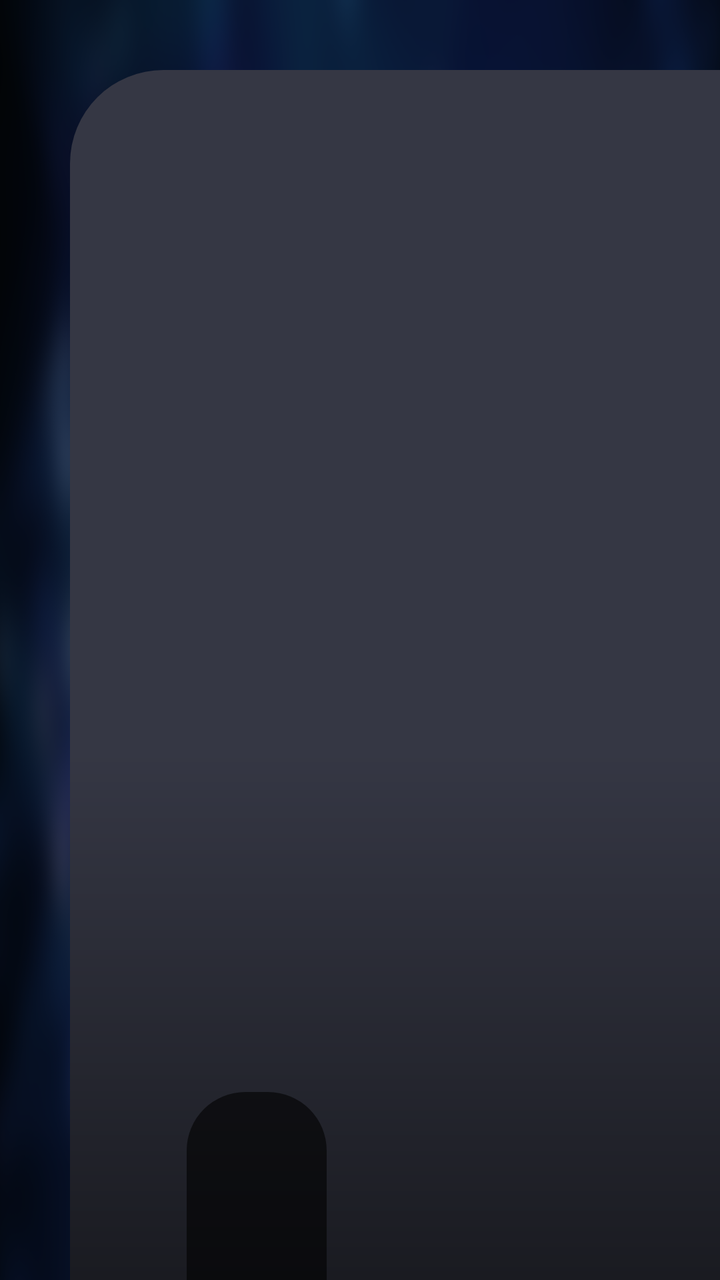
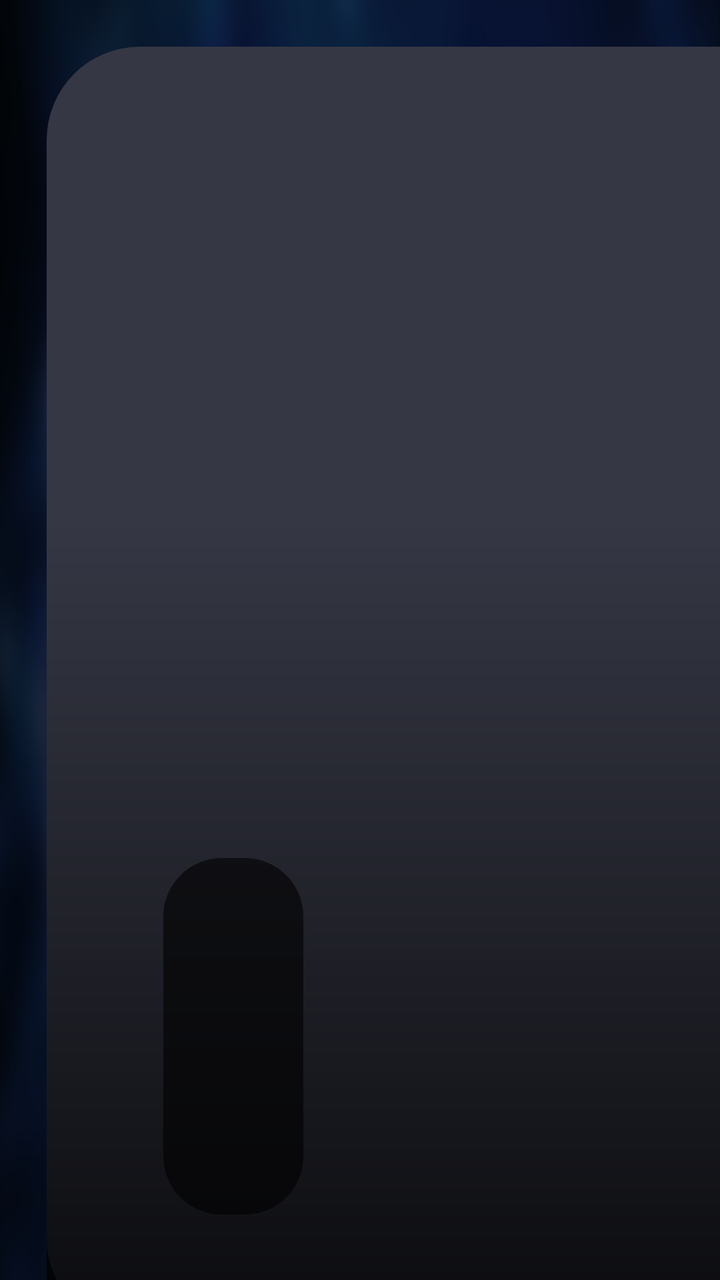

The first picture is an Android layout as it rendered before a commit; the second is the same layout after the commit. The layout source and the unified diff follow.
<!-- AndroidManifest.xml: application theme AppTheme.NoActionBar -->
<!-- res/layout/item_user_hot_vod.xml -->
<?xml version="1.0" encoding="utf-8"?>
<FrameLayout xmlns:android="http://schemas.android.com/apk/res/android"
    android:layout_width="wrap_content"
    android:layout_height="wrap_content"
    android:clipChildren="false"
    android:clipToPadding="false"
    android:focusable="true"
    android:padding="@dimen/vs_6">

    <FrameLayout
        android:id="@+id/layoutPoster"
        android:layout_width="@dimen/vs_200"
        android:layout_height="@dimen/vs_128"
        android:background="@drawable/shape_home_poster">

        <ImageView
            android:id="@+id/ivThumb"
            android:layout_width="match_parent"
            android:layout_height="match_parent"
            android:scaleType="centerCrop" />

        <View
            android:layout_width="match_parent"
            android:layout_height="@dimen/vs_70"
            android:layout_gravity="bottom"
            android:background="@drawable/shape_home_scrim" />

        <LinearLayout
            android:layout_width="match_parent"
            android:layout_height="wrap_content"
            android:layout_gravity="bottom"
            android:orientation="vertical"
            android:paddingLeft="@dimen/vs_10"
            android:paddingRight="@dimen/vs_10"
            android:paddingBottom="@dimen/vs_10">

            <TextView
                android:id="@+id/tvName"
                android:layout_width="match_parent"
                android:layout_height="wrap_content"
                android:ellipsize="marquee"
                android:focusable="false"
                android:focusableInTouchMode="false"
                android:marqueeRepeatLimit="marquee_forever"
                android:singleLine="true"
                android:textColor="@color/color_FFFFFF"
                android:textSize="@dimen/ts_22"
                android:textStyle="bold" />

            <TextView
                android:id="@+id/tvNote"
                android:layout_width="wrap_content"
                android:layout_height="wrap_content"
                android:layout_marginTop="@dimen/vs_2"
                android:background="@drawable/shape_card_note"
                android:ellipsize="end"
                android:focusable="false"
                android:focusableInTouchMode="false"
                android:paddingLeft="@dimen/vs_6"
                android:paddingTop="@dimen/vs_2"
                android:paddingRight="@dimen/vs_6"
                android:paddingBottom="@dimen/vs_2"
                android:singleLine="true"
                android:textColor="@color/color_FFFFFF"
                android:textSize="@dimen/ts_20" />
        </LinearLayout>
    </FrameLayout>
</FrameLayout>
<!-- resources referenced by this layout -->
<resources>
  <color name="color_FFFFFF">#ffffffff</color>
  <dimen name="ts_20">20mm</dimen>
  <dimen name="ts_22">22mm</dimen>
  <dimen name="vs_10">10mm</dimen>
  <dimen name="vs_128">128mm</dimen>
  <dimen name="vs_2">2mm</dimen>
  <dimen name="vs_200">200mm</dimen>
  <dimen name="vs_6">6mm</dimen>
  <dimen name="vs_70">70mm</dimen>
  <!-- drawable shape_card_note (drawable) -->
  <?xml version="1.0" encoding="utf-8"?>
  <shape xmlns:android="http://schemas.android.com/apk/res/android">
      <corners android:radius="@dimen/radius_5" />
      <solid android:color="#99000000" />
  </shape>
  <!-- drawable shape_home_poster (drawable) -->
  <?xml version="1.0" encoding="utf-8"?>
  <shape xmlns:android="http://schemas.android.com/apk/res/android">
      <corners android:radius="@dimen/radius_10" />
      <solid android:color="@color/color_353744" />
  </shape>
  <!-- drawable shape_home_scrim (drawable) -->
  <?xml version="1.0" encoding="utf-8"?>
  <shape xmlns:android="http://schemas.android.com/apk/res/android">
      <gradient
          android:angle="270"
          android:endColor="@color/color_CC000000"
          android:startColor="@android:color/transparent" />
  </shape>
  <style name="AppTheme.NoActionBar">
          <item name="android:windowActionBar">false</item>
          <item name="android:windowNoTitle">true</item>
          <item name="windowActionBar">false</item>
          <item name="android:windowFullscreen">true</item>//全屏即无通知栏
          <item name="android:windowContentOverlay">@null</item>//是否有遮盖
          <item name="windowNoTitle">true</item>
          <item name="android:keepScreenOn">true</item>
          
          <item name="android:windowBackground">@drawable/app_bg</item>
      </style>
  <dimen name="radius_5">5mm</dimen>
  <dimen name="radius_10">8mm</dimen>
  <color name="color_353744">#353744</color>
  <color name="color_CC000000">#CC000000</color>
  <!-- drawable app_bg: png bitmap (drawable, 198620 bytes) -->
</resources>

<!-- the commit's change to res/layout/item_user_hot_vod.xml (unified diff, before → after) -->
@@ -5,12 +5,12 @@
     android:clipChildren="false"
     android:clipToPadding="false"
     android:focusable="true"
-    android:padding="@dimen/vs_6">
+    android:padding="@dimen/vs_4">
 
     <FrameLayout
         android:id="@+id/layoutPoster"
-        android:layout_width="@dimen/vs_200"
-        android:layout_height="@dimen/vs_128"
+        android:layout_width="@dimen/vs_170"
+        android:layout_height="@dimen/vs_110"
         android:background="@drawable/shape_home_poster">
 
         <ImageView
@@ -38,10 +38,10 @@
                 android:id="@+id/tvName"
                 android:layout_width="match_parent"
                 android:layout_height="wrap_content"
-                android:ellipsize="marquee"
                 android:focusable="false"
                 android:focusableInTouchMode="false"
-                android:marqueeRepeatLimit="marquee_forever"
+                android:ellipsize="marquee"
+                android:marqueeRepeatLimit="1"
                 android:singleLine="true"
                 android:textColor="@color/color_FFFFFF"
                 android:textSize="@dimen/ts_22"
<!-- resource entries referenced after the edit -->
@@ -4,9 +4,10 @@
   <dimen name="ts_20">20mm</dimen>
   <dimen name="ts_22">22mm</dimen>
   <dimen name="vs_10">10mm</dimen>
-  <dimen name="vs_128">128mm</dimen>
+  <dimen name="vs_110">110mm</dimen>
+  <dimen name="vs_170">170mm</dimen>
   <dimen name="vs_2">2mm</dimen>
-  <dimen name="vs_200">200mm</dimen>
+  <dimen name="vs_4">4mm</dimen>
   <dimen name="vs_6">6mm</dimen>
   <dimen name="vs_70">70mm</dimen>
   <!-- drawable shape_card_note (drawable) -->
